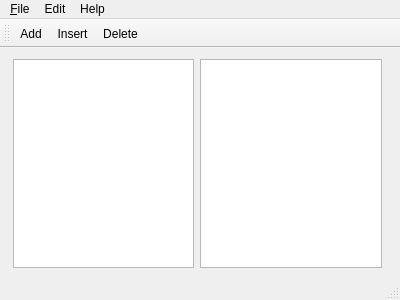
nagisc007/nmemo, file mainwindow.ui: the form before one commit.
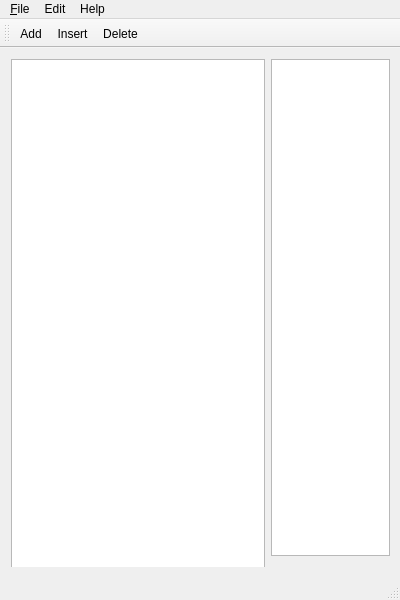
The form after the commit.

Diff of the .ui file:
```diff
--- a/mainwindow.ui
+++ b/mainwindow.ui
@@ -7,7 +7,7 @@
     <x>0</x>
     <y>0</y>
     <width>400</width>
-    <height>300</height>
+    <height>600</height>
    </rect>
   </property>
   <property name="windowTitle">
@@ -17,22 +17,47 @@
    <widget class="QWidget" name="horizontalLayoutWidget">
     <property name="geometry">
      <rect>
-      <x>2</x>
+      <x>0</x>
       <y>0</y>
-      <width>391</width>
-      <height>231</height>
+      <width>401</width>
+      <height>519</height>
      </rect>
     </property>
     <layout class="QHBoxLayout" name="horizontalLayout">
      <item>
       <widget class="QTextEdit" name="memoEditor">
+       <property name="minimumSize">
+        <size>
+         <width>48</width>
+         <height>517</height>
+        </size>
+       </property>
+       <property name="maximumSize">
+        <size>
+         <width>280</width>
+         <height>519</height>
+        </size>
+       </property>
        <property name="overwriteMode">
         <bool>false</bool>
        </property>
       </widget>
      </item>
      <item>
-      <widget class="QListView" name="titleDisplay"/>
+      <widget class="QListWidget" name="titleDisplay">
+       <property name="maximumSize">
+        <size>
+         <width>120</width>
+         <height>519</height>
+        </size>
+       </property>
+       <property name="dragDropMode">
+        <enum>QAbstractItemView::InternalMove</enum>
+       </property>
+       <property name="defaultDropAction">
+        <enum>Qt::TargetMoveAction</enum>
+       </property>
+      </widget>
      </item>
     </layout>
    </widget>
```
